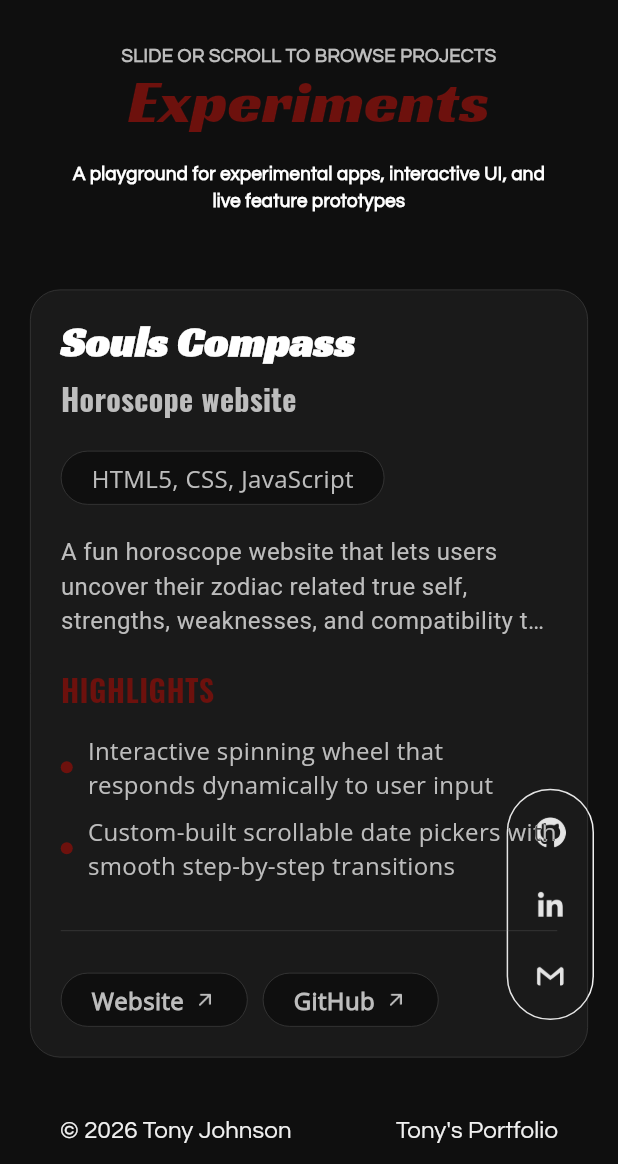
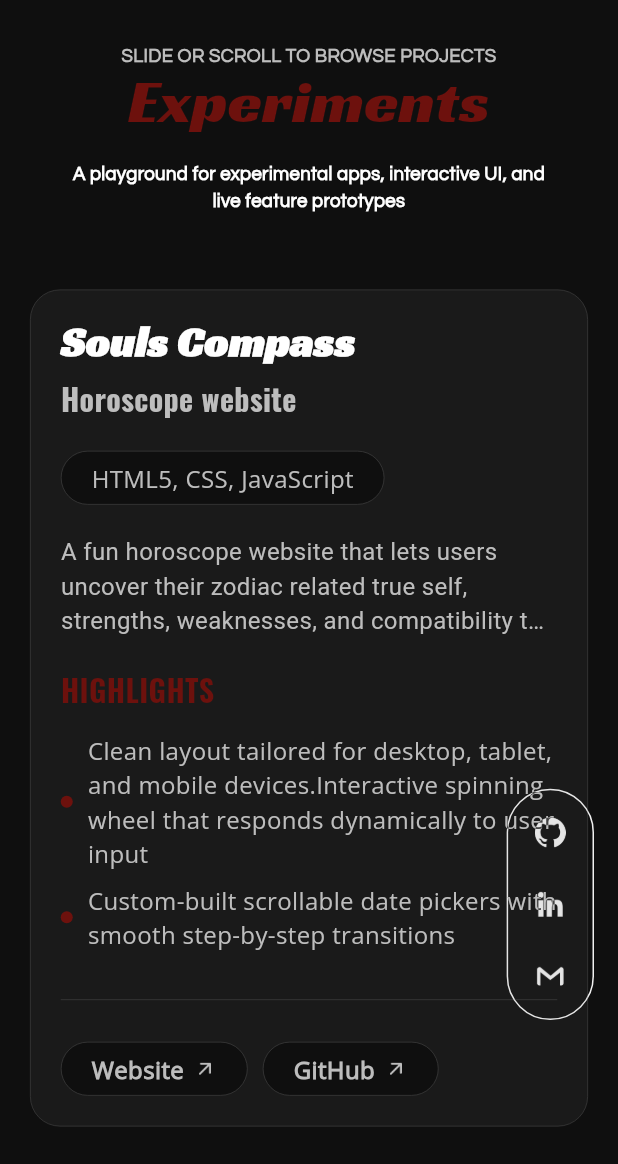
Before and after one commit to ThetHtooKyaw/Tony-Portfolio, a Flutter app: the ExperimentsView screen opened by its route, on a phone screen of 412 x 824 dp, the part 72-1236 px from its top. Run offline on Flutter 3.47's test engine with Material 3 defaults, Android fonts, the phone set to English and light mode, and no system bars; drawn by our look-alikes of auto_size_text, flutter_animate; our stand-ins replace flutter_dotenv, go_router, lottie, visibility_detector; missing offline and left inert: flutter_3d_carousel, marqueer.

Commit message:
Feature addition & README.md modification

```diff
--- a/lib/src/award/views/minor_certificate_section.dart
+++ b/lib/src/award/views/minor_certificate_section.dart
@@ -43,7 +43,7 @@ class _MinorCertificateSectionState extends State<MinorCertificateSection> {
                 'Verified proficiency in programming syntax and professional communication',
             color: AppColor.white,
           ),
-          SizedBox(height: 60),
+          SizedBox(height: 40),
 
           // Minor Certificates List
           Center(
--- a/lib/src/experiments/models/experiment_project_model.dart
+++ b/lib/src/experiments/models/experiment_project_model.dart
@@ -24,6 +24,7 @@ List<ExperimentProjectModel> experimentProjects = [
     description:
         'A fun horoscope website that lets users uncover their zodiac related true self, strengths, weaknesses, and compatibility through a dynamic date-driven experience.',
     highlight: [
+      'Clean layout tailored for desktop, tablet, and mobile devices.'
       'Interactive spinning wheel that responds dynamically to user input',
       'Custom-built scrollable date pickers with smooth step-by-step transitions'
     ],
```
Also changed, not shown: 1 other file.
